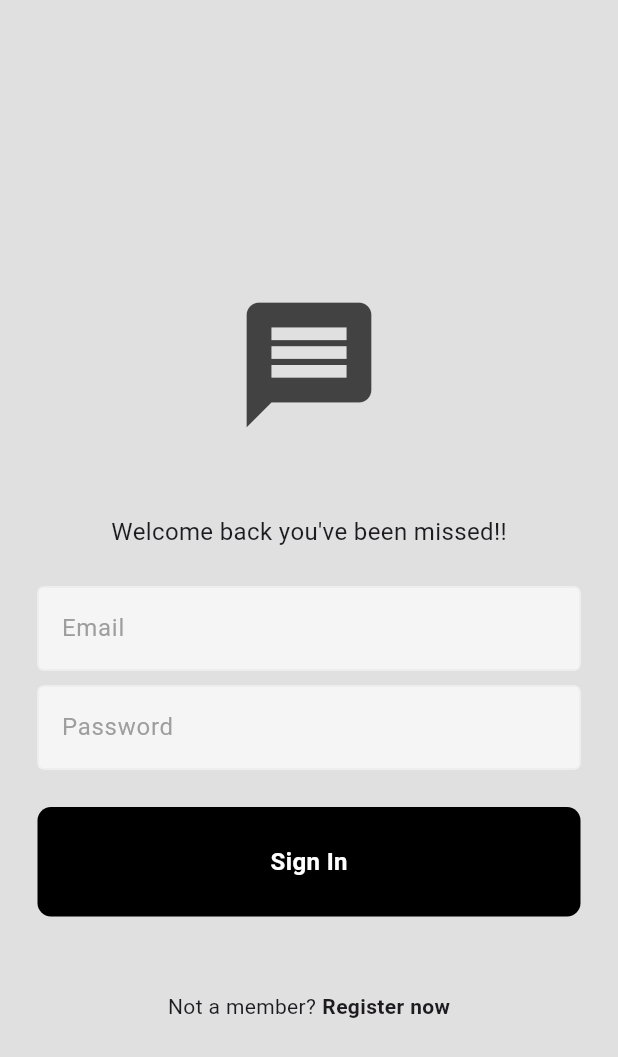
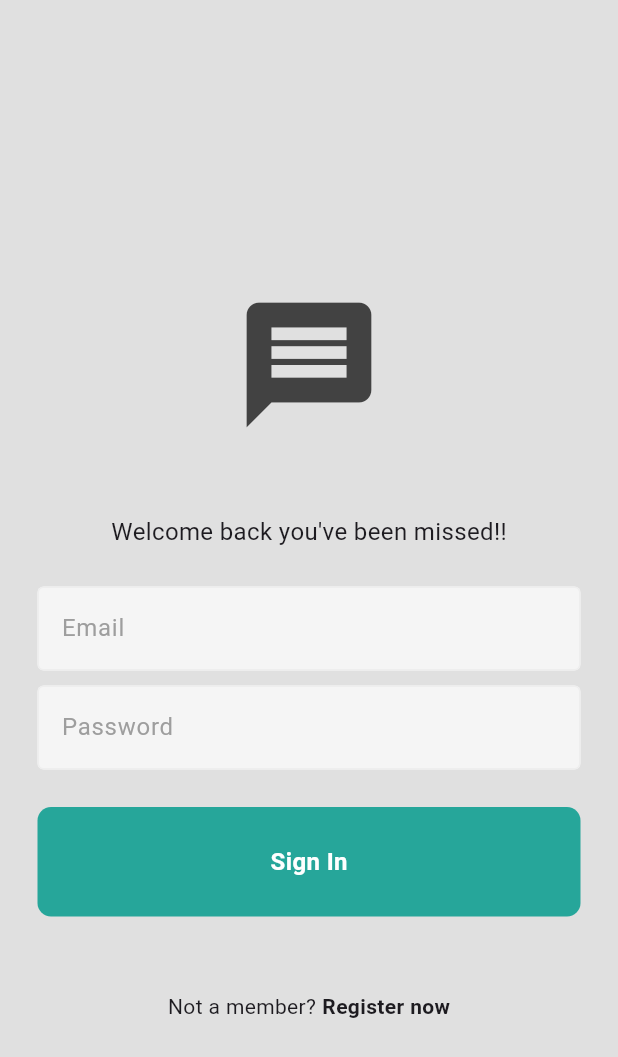
Before and after one commit to vqt0210/ChatApp, a Flutter app: the screen it shows after launch, on a phone screen of 412 x 824 dp. Shown: the top 1057 px of the screen. Run offline on Flutter 3.47's test engine with Material 3 defaults, Android fonts, the phone set to English and light mode, and no system bars; our stand-ins replace cloud_firestore, firebase_auth, firebase_core; accounts and stored records are empty.

Commit message:
Update my_button.dart

```diff
--- a/lib/components/my_button.dart
+++ b/lib/components/my_button.dart
@@ -18,7 +18,7 @@ class MyButton extends StatelessWidget {
       child: Container(
         padding : const EdgeInsets.all(25),
         decoration: BoxDecoration(
-          color: Colors.black,
+          color: Colors.teal[400],
           borderRadius: BorderRadius.circular(9),
         ),
         child: Center(
```
